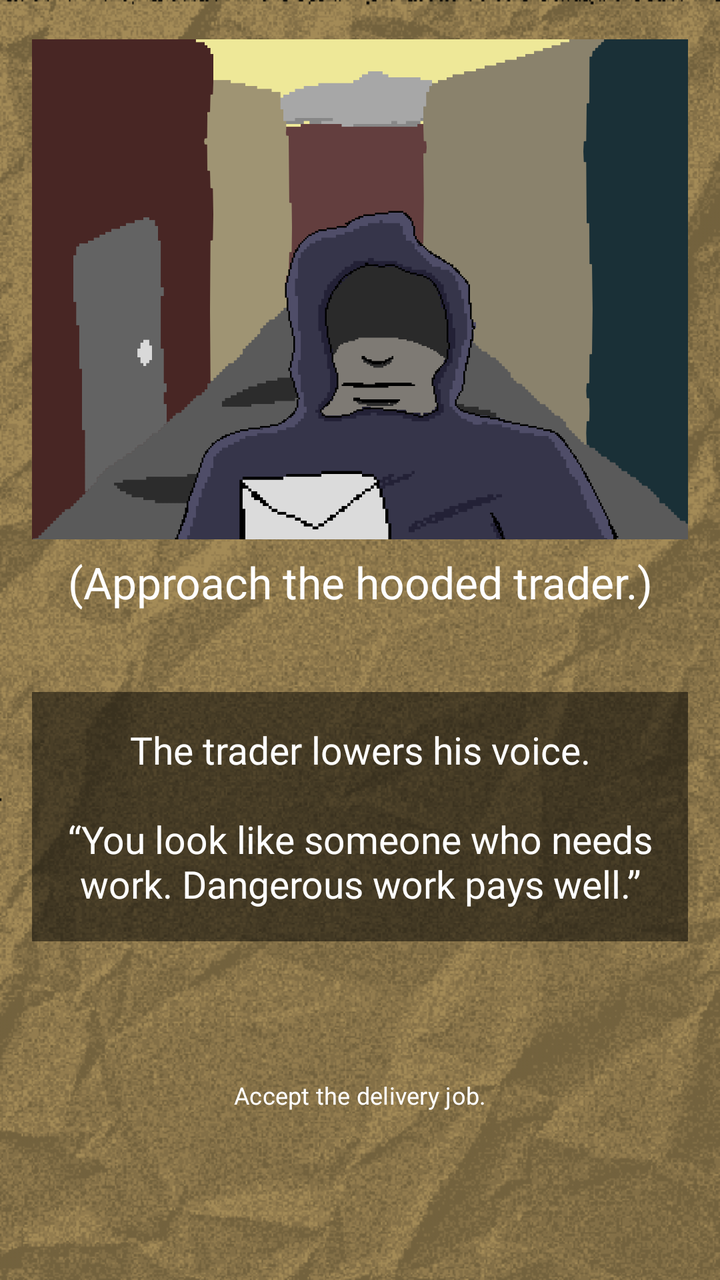
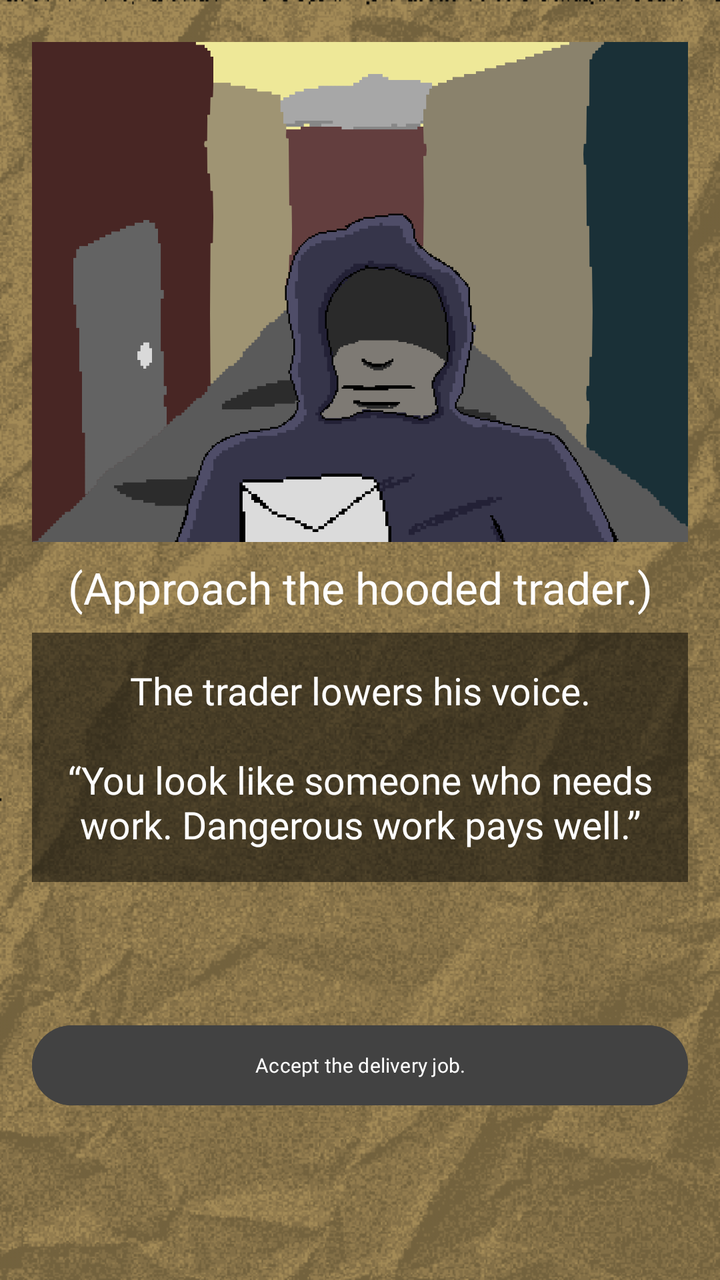

Two renders of the same Android screen: before a commit and after it. Below are the layout's source before the change and the commit's diff.
<!-- AndroidManifest.xml: application theme Theme.ChoiceQuest -->
<!-- res/layout/activity_page2_1_2_1.xml -->
<?xml version="1.0" encoding="utf-8"?>
<LinearLayout xmlns:android="http://schemas.android.com/apk/res/android"
    xmlns:app="http://schemas.android.com/apk/res-auto"
    xmlns:tools="http://schemas.android.com/tools"
    android:id="@+id/page2_1_2_1"
    android:layout_width="match_parent"
    android:layout_height="match_parent"
    android:gravity="center"
    android:orientation="vertical"
    android:background="@drawable/papertexture_"
    android:backgroundTint="#f8e7c2"
    android:backgroundTintMode="multiply"
    android:padding="16dp"
    tools:context=".Page2_1_2_1">

    <View
        android:layout_width="match_parent"
        android:layout_height="0dp"
        android:layout_weight="0.1"/>

    <ImageView
        android:id="@+id/imageView"
        android:layout_width="412dp"
        android:layout_height="250dp"
        android:src="@drawable/page2_1_2_1"/>

    <View
        android:layout_width="match_parent"
        android:layout_height="1dp"
        android:layout_weight="0.1"/>

    <TextView
        android:layout_width="match_parent"
        android:layout_height="wrap_content"
        android:gravity="center"
        android:fontFamily="@font/pixelspace"
        android:padding="2dp"
        android:text="(Approach the hooded trader.)"
        android:textColor="@color/white"
        android:textSize="22sp"/>

    <View
        android:layout_width="match_parent"
        android:layout_height="1dp"
        android:layout_weight="1"/>

    <TextView
        android:layout_width="match_parent"
        android:layout_height="wrap_content"
        android:id="@+id/tv_page2_1_2_1"
        android:fontFamily="@font/pixelgame_font"
        android:gravity="center"
        android:padding="16dp"
        android:background="#80000000"
        android:text="The trader lowers his voice.\n\n“You look like someone who needs work. Dangerous work pays well.”"
        android:textColor="@color/white"
        android:textSize="19sp"
        android:layout_marginBottom="16dp"/>

    <View
        android:layout_width="match_parent"
        android:layout_height="1dp"
        android:layout_weight="1"/>

    <Button
        android:layout_width="410dp"
        android:layout_height="45dp"
        android:fontFamily="@font/quest_font"
        android:background="@android:color/transparent"
        android:textSize="12sp"
        android:layout_marginBottom="16dp"
        android:text="Accept the delivery job."
        android:onClick="page2_1_2_1_1" />

    <View
        android:layout_width="match_parent"
        android:layout_height="0dp"
        android:layout_weight="1"/>

</LinearLayout>
<!-- resources referenced by this layout -->
<resources>
  <color name="white">#FFFFFF</color>
  <!-- drawable page2_1_2_1: png bitmap (drawable, 34583 bytes) -->
  <!-- drawable papertexture_: png bitmap (drawable, 156948 bytes) -->
  <style name="Theme.ChoiceQuest" parent="Base.Theme.ChoiceQuest" />
  <style name="Base.Theme.ChoiceQuest" parent="Theme.Material3.DayNight.NoActionBar">
          
          
      </style>
</resources>

<!-- the commit's change to res/layout/activity_page2_1_2_1.xml (unified diff, before → after) -->
@@ -42,7 +42,7 @@
     <View
         android:layout_width="match_parent"
         android:layout_height="1dp"
-        android:layout_weight="1"/>
+        android:layout_weight="0.1"/>
 
     <TextView
         android:layout_width="match_parent"
@@ -63,11 +63,12 @@
         android:layout_weight="1"/>
 
     <Button
-        android:layout_width="410dp"
-        android:layout_height="45dp"
+        android:layout_width="match_parent"
+        android:layout_height="wrap_content"
         android:fontFamily="@font/quest_font"
-        android:background="@android:color/transparent"
-        android:textSize="12sp"
+        android:textSize="10sp"
+        android:textColor="@color/white"
+        android:backgroundTint="@color/cardview_dark_background"
         android:layout_marginBottom="16dp"
         android:text="Accept the delivery job."
         android:onClick="page2_1_2_1_1" />
